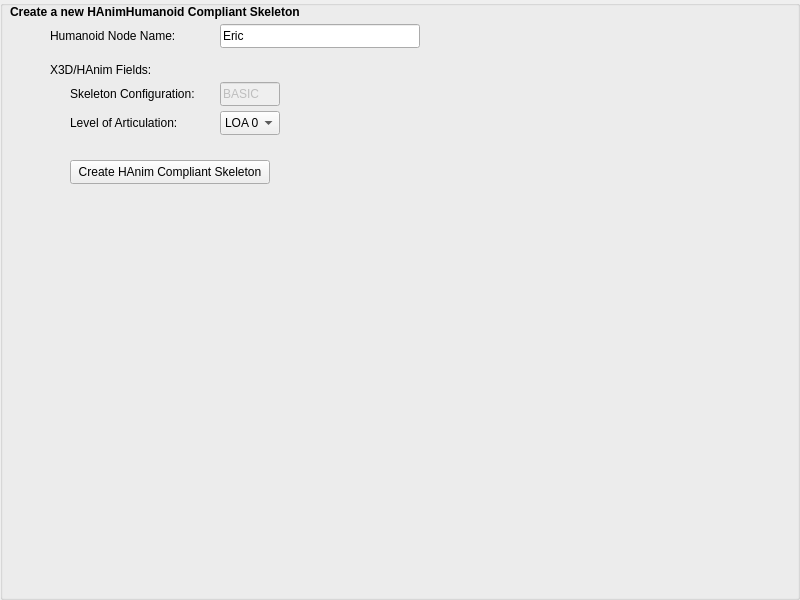
und-dream-lab/rawkee, file rawkee/auxilary/RKCharacterEditorHAnimSkeletonPanel.ui: the form before one commit.
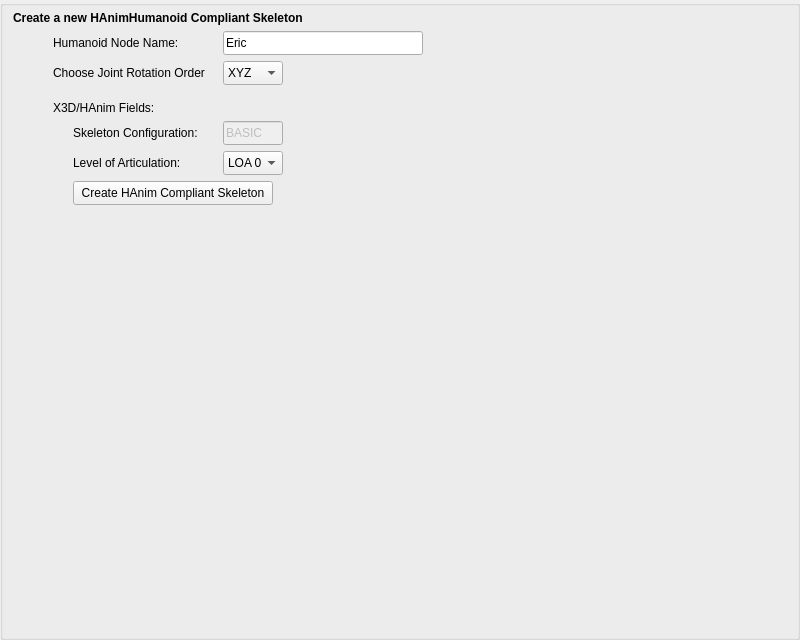
The form after the commit.

Commit message: Enabled Rotation Order settings export for HAnimMotion, added ability to export all joint translations for HAnimMotion, and enabled export option for exporting non-HAnimMotion animation. (#76)

Diff of the .ui file:
```diff
--- a/rawkee/auxilary/RKCharacterEditorHAnimSkeletonPanel.ui
+++ b/rawkee/auxilary/RKCharacterEditorHAnimSkeletonPanel.ui
@@ -7,36 +7,27 @@
     <x>0</x>
     <y>0</y>
     <width>800</width>
-    <height>600</height>
+    <height>640</height>
    </rect>
   </property>
   <property name="minimumSize">
    <size>
     <width>800</width>
-    <height>600</height>
+    <height>640</height>
    </size>
   </property>
   <property name="maximumSize">
    <size>
     <width>800</width>
-    <height>600</height>
+    <height>640</height>
    </size>
   </property>
   <property name="windowTitle">
    <string>GroupBox</string>
   </property>
-  <widget class="QWidget" name="layoutWidget">
-   <property name="geometry">
-    <rect>
-     <x>0</x>
-     <y>0</y>
-     <width>666</width>
-     <height>207</height>
-    </rect>
-   </property>
    <layout class="QVBoxLayout" name="verticalLayout">
     <property name="spacing">
-     <number>5</number>
+    <number>1</number>
     </property>
     <property name="leftMargin">
      <number>10</number>
@@ -49,6 +40,23 @@
     </property>
     <property name="bottomMargin">
      <number>5</number>
+   </property>
+   <item>
+    <layout class="QVBoxLayout" name="verticalLayoutPrimary">
+     <property name="spacing">
+      <number>6</number>
+     </property>
+     <property name="leftMargin">
+      <number>0</number>
+     </property>
+     <property name="topMargin">
+      <number>0</number>
+     </property>
+     <property name="rightMargin">
+      <number>0</number>
+     </property>
+     <property name="bottomMargin">
+      <number>0</number>
     </property>
     <item>
      <layout class="QHBoxLayout" name="horizontalLayout_6">
@@ -136,6 +144,100 @@
       </item>
      </layout>
     </item>
+     <item>
+      <layout class="QHBoxLayout" name="horizontalLayout_7">
+       <property name="spacing">
+        <number>10</number>
+       </property>
+       <property name="leftMargin">
+        <number>40</number>
+       </property>
+       <item>
+        <widget class="QLabel" name="rotOrderLabelNew">
+         <property name="minimumSize">
+          <size>
+           <width>160</width>
+           <height>24</height>
+          </size>
+         </property>
+         <property name="maximumSize">
+          <size>
+           <width>160</width>
+           <height>24</height>
+          </size>
+         </property>
+         <property name="text">
+          <string>Choose Joint Rotation Order</string>
+         </property>
+         <property name="alignment">
+          <set>Qt::AlignLeading|Qt::AlignLeft|Qt::AlignVCenter</set>
+         </property>
+        </widget>
+       </item>
+       <item>
+        <widget class="QComboBox" name="rotOrderComboBoxHA">
+         <property name="minimumSize">
+          <size>
+           <width>60</width>
+           <height>24</height>
+          </size>
+         </property>
+         <property name="maximumSize">
+          <size>
+           <width>60</width>
+           <height>24</height>
+          </size>
+         </property>
+         <property name="currentIndex">
+          <number>0</number>
+         </property>
+         <item>
+          <property name="text">
+           <string>XYZ</string>
+          </property>
+         </item>
+         <item>
+          <property name="text">
+           <string>YZX</string>
+          </property>
+         </item>
+         <item>
+          <property name="text">
+           <string>ZXY</string>
+          </property>
+         </item>
+         <item>
+          <property name="text">
+           <string>XZY</string>
+          </property>
+         </item>
+         <item>
+          <property name="text">
+           <string>YXZ</string>
+          </property>
+         </item>
+         <item>
+          <property name="text">
+           <string>ZYX</string>
+          </property>
+         </item>
+        </widget>
+       </item>
+       <item>
+        <spacer name="horizontalSpacer_7">
+         <property name="orientation">
+          <enum>Qt::Horizontal</enum>
+         </property>
+         <property name="sizeHint" stdset="0">
+          <size>
+           <width>40</width>
+           <height>20</height>
+          </size>
+         </property>
+        </spacer>
+       </item>
+      </layout>
+     </item>
     <item>
      <layout class="QHBoxLayout" name="horizontalLayout_2">
       <property name="spacing">
@@ -346,7 +448,7 @@
        <number>60</number>
       </property>
       <property name="topMargin">
-       <number>20</number>
+        <number>0</number>
       </property>
       <item>
        <widget class="QPushButton" name="createHAnimSkeleton">
@@ -382,6 +484,8 @@
       </item>
      </layout>
     </item>
+    </layout>
+   </item>
     <item>
      <spacer name="verticalSpacer">
       <property name="orientation">
@@ -396,7 +500,6 @@
      </spacer>
     </item>
    </layout>
-  </widget>
  </widget>
  <resources/>
  <connections/>
```
Lines whose indentation alone changed are shown as unchanged. The commit also changes 9 other files.
